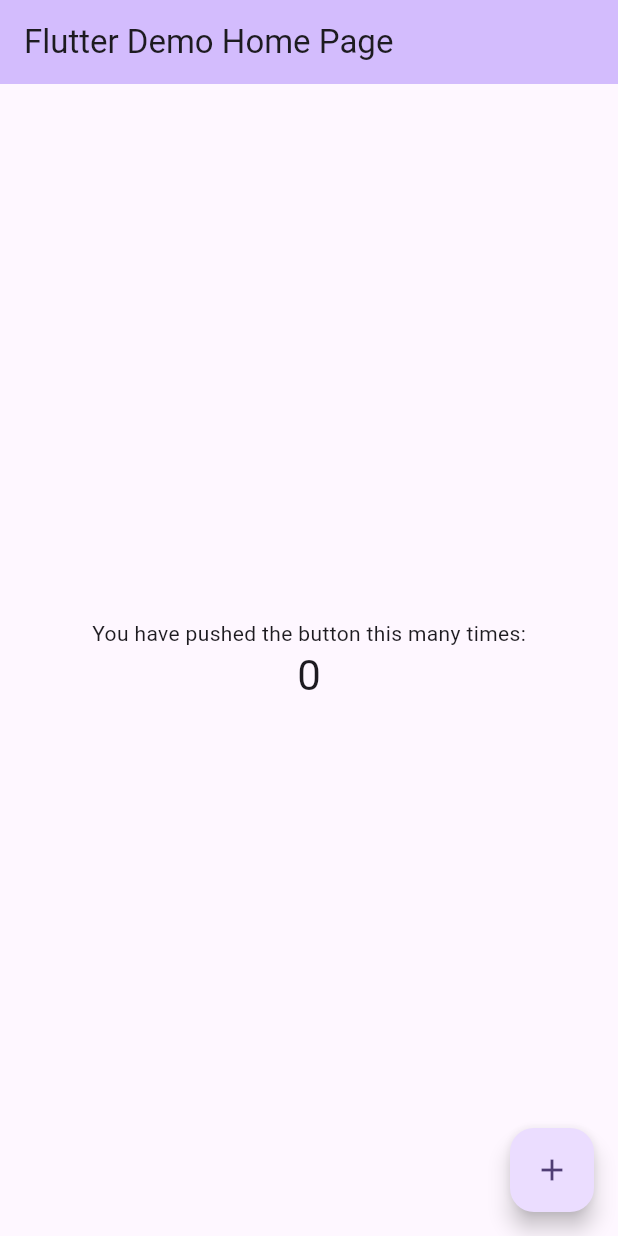
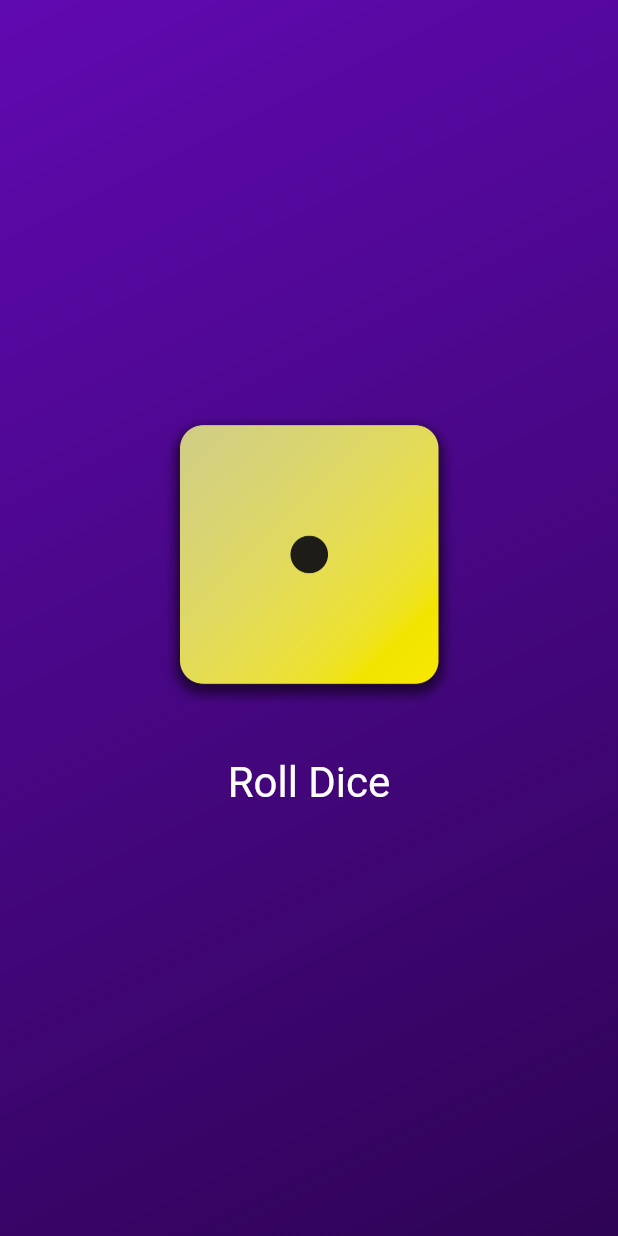
Before and after one commit to thuyngocha98/flutter_course, a Flutter app: the screen it shows after launch, on a phone screen of 412 x 824 dp. Run offline on Flutter 3.47's test engine with Material 3 defaults, Android fonts, the phone set to English and light mode, and no system bars.

Commit message:
dice roller

```diff
--- /dev/null
+++ b/lib/dice_roller.dart
@@ -0,0 +1,44 @@
+import 'package:flutter/material.dart';
+import 'dart:math';
+
+final randomizer = Random();
+
+class DiceRoller extends StatefulWidget {
+  const DiceRoller({super.key});
+
+  @override
+  State<DiceRoller> createState() {
+    return _DiceRollerState();
+  }
+}
+
+class _DiceRollerState extends State<DiceRoller> {
+  var diceValue = 1;
+
+  void rollDice() {
+    setState(() => diceValue = randomizer.nextInt(6) + 1);
+  }
+
+  @override
+  Widget build(BuildContext context) {
+    return Column(
+      mainAxisSize: MainAxisSize.min,
+      children: [
+        Image.asset(
+          'assets/images/dice-$diceValue.png',
+          width: 200,
+        ),
+        const SizedBox(height: 20),
+        TextButton(
+          onPressed: rollDice,
+          style: TextButton.styleFrom(
+            padding: const EdgeInsets.all(16),
+            foregroundColor: Colors.white,
+            textStyle: const TextStyle(fontSize: 28),
+          ),
+          child: const Text('Roll Dice'),
+        ),
+      ],
+    );
+  }
+}
--- /dev/null
+++ b/lib/gradient_container.dart
@@ -0,0 +1,31 @@
+import 'package:flutter/material.dart';
+import 'package:flutter_course/dice_roller.dart';
+
+class GradientContainer extends StatelessWidget {
+  const GradientContainer({
+    super.key,
+    required this.startAlignment,
+    required this.endAlignment,
+    required this.colors,
+  });
+
+  final Alignment startAlignment;
+  final Alignment endAlignment;
+  final List<Color> colors;
+
+  @override
+  Widget build(context) {
+    return Container(
+      decoration: BoxDecoration(
+        gradient: LinearGradient(
+          colors: colors,
+          begin: startAlignment,
+          end: endAlignment,
+        ),
+      ),
+      child: const Center(
+        child: DiceRoller(),
+      ),
+    );
+  }
+}
--- a/lib/main.dart
+++ b/lib/main.dart
@@ -1,125 +1,19 @@
 import 'package:flutter/material.dart';
+import 'package:flutter_course/gradient_container.dart';
 
 void main() {
-  runApp(const MyApp());
-}
-
-class MyApp extends StatelessWidget {
-  const MyApp({super.key});
-
-  // This widget is the root of your application.
-  @override
-  Widget build(BuildContext context) {
-    return MaterialApp(
-      title: 'Flutter Demo',
-      theme: ThemeData(
-        // This is the theme of your application.
-        //
-        // TRY THIS: Try running your application with "flutter run". You'll see
-        // the application has a purple toolbar. Then, without quitting the app,
-        // try changing the seedColor in the colorScheme below to Colors.green
-        // and then invoke "hot reload" (save your changes or press the "hot
-        // reload" button in a Flutter-supported IDE, or press "r" if you used
-        // the command line to start the app).
-        //
-        // Notice that the counter didn't reset back to zero; the application
-        // state is not lost during the reload. To reset the state, use hot
-        // restart instead.
-        //
-        // This works for code too, not just values: Most code changes can be
-        // tested with just a hot reload.
-        colorScheme: ColorScheme.fromSeed(seedColor: Colors.deepPurple),
-        useMaterial3: true,
-      ),
-      home: const MyHomePage(title: 'Flutter Demo Home Page'),
-    );
-  }
-}
-
-class MyHomePage extends StatefulWidget {
-  const MyHomePage({super.key, required this.title});
-
-  // This widget is the home page of your application. It is stateful, meaning
-  // that it has a State object (defined below) that contains fields that affect
-  // how it looks.
-
-  // This class is the configuration for the state. It holds the values (in this
-  // case the title) provided by the parent (in this case the App widget) and
-  // used by the build method of the State. Fields in a Widget subclass are
-  // always marked "final".
-
-  final String title;
-
-  @override
-  State<MyHomePage> createState() => _MyHomePageState();
-}
-
-class _MyHomePageState extends State<MyHomePage> {
-  int _counter = 0;
-
-  void _incrementCounter() {
-    setState(() {
-      // This call to setState tells the Flutter framework that something has
-      // changed in this State, which causes it to rerun the build method below
-      // so that the display can reflect the updated values. If we changed
-      // _counter without calling setState(), then the build method would not be
-      // called again, and so nothing would appear to happen.
-      _counter++;
-    });
-  }
-
-  @override
-  Widget build(BuildContext context) {
-    // This method is rerun every time setState is called, for instance as done
-    // by the _incrementCounter method above.
-    //
-    // The Flutter framework has been optimized to make rerunning build methods
-    // fast, so that you can just rebuild anything that needs updating rather
-    // than having to individually change instances of widgets.
-    return Scaffold(
-      appBar: AppBar(
-        // TRY THIS: Try changing the color here to a specific color (to
-        // Colors.amber, perhaps?) and trigger a hot reload to see the AppBar
-        // change color while the other colors stay the same.
-        backgroundColor: Theme.of(context).colorScheme.inversePrimary,
-        // Here we take the value from the MyHomePage object that was created by
-        // the App.build method, and use it to set our appbar title.
-        title: Text(widget.title),
-      ),
-      body: Center(
-        // Center is a layout widget. It takes a single child and positions it
-        // in the middle of the parent.
-        child: Column(
-          // Column is also a layout widget. It takes a list of children and
-          // arranges them vertically. By default, it sizes itself to fit its
-          // children horizontally, and tries to be as tall as its parent.
-          //
-          // Column has various properties to control how it sizes itself and
-          // how it positions its children. Here we use mainAxisAlignment to
-          // center the children vertically; the main axis here is the vertical
-          // axis because Columns are vertical (the cross axis would be
-          // horizontal).
-          //
-          // TRY THIS: Invoke "debug painting" (choose the "Toggle Debug Paint"
-          // action in the IDE, or press "p" in the console), to see the
-          // wireframe for each widget.
-          mainAxisAlignment: MainAxisAlignment.center,
-          children: <Widget>[
-            const Text(
-              'You have pushed the button this many times:',
-            ),
-            Text(
-              '$_counter',
-              style: Theme.of(context).textTheme.headlineMedium,
-            ),
+  runApp(
+    const MaterialApp(
+      home: Scaffold(
+        body: GradientContainer(
+          startAlignment: Alignment.topLeft,
+          endAlignment: Alignment.bottomRight,
+          colors: [
+            Color.fromARGB(255, 96, 9, 177),
+            Color.fromARGB(255, 46, 4, 85),
           ],
         ),
       ),
-      floatingActionButton: FloatingActionButton(
-        onPressed: _incrementCounter,
-        tooltip: 'Increment',
-        child: const Icon(Icons.add),
-      ), // This trailing comma makes auto-formatting nicer for build methods.
-    );
-  }
+    ),
+  );
 }
--- /dev/null
+++ b/lib/styled_text.dart
@@ -0,0 +1,18 @@
+import 'package:flutter/material.dart';
+
+class StyledText extends StatelessWidget {
+  const StyledText(this.text, {super.key});
+
+  final String text;
+
+  @override
+  Widget build(BuildContext context) {
+    return Text(
+      text,
+      style: const TextStyle(
+        fontSize: 28,
+        color: Colors.white,
+      ),
+    );
+  }
+}
--- a/pubspec.yaml
+++ b/pubspec.yaml
@@ -59,9 +59,8 @@ flutter:
   uses-material-design: true
 
   # To add assets to your application, add an assets section, like this:
-  # assets:
-  #   - images/a_dot_burr.jpeg
-  #   - images/a_dot_ham.jpeg
+  assets:
+    - assets/images/
 
   # An image asset can refer to one or more resolution-specific "variants", see
   # https://flutter.dev/assets-and-images/#resolution-aware
```
Also changed, not shown: assets/images/dice-1.png (added), assets/images/dice-2.png (added), assets/images/dice-3.png (added), assets/images/dice-4.png (added), assets/images/dice-5.png (added), assets/images/dice-6.png (added).
